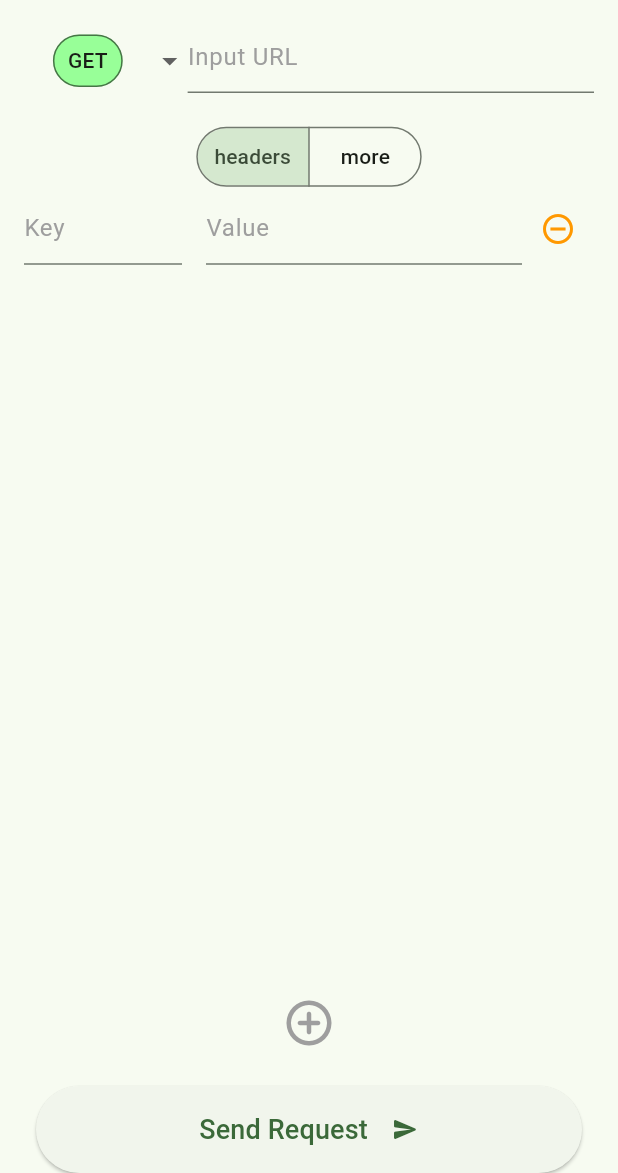
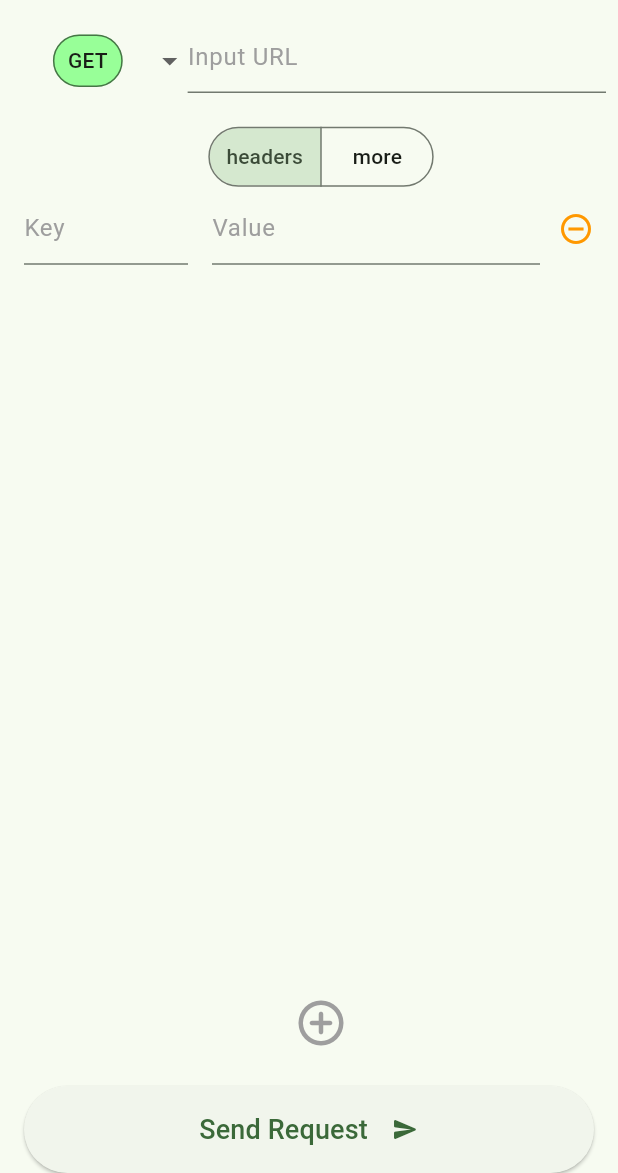
Before and after one commit to DaehunGwak/flutter-toys, a Flutter app: the screen it shows after launch, on a phone screen of 412 x 824 dp, the part 63-1236 px from its top. Run offline on Flutter 3.47's test engine with Material 3 defaults, Android fonts, the phone set to English and light mode, and no system bars; our stand-ins replace dio; missing offline and left inert: flutter_gemma.

Commit message:
api-test: feat: request page 간격 수정

```diff
--- a/api_tester/lib/features/request/view/layout/method_url_layout.dart
+++ b/api_tester/lib/features/request/view/layout/method_url_layout.dart
@@ -18,7 +18,9 @@ class MethodUrlLayout extends StatelessWidget {
 
   @override
   Widget build(BuildContext context) {
-    return Row(
+    return Padding(
+      padding: const EdgeInsets.only(right: 8.0),
+      child: Row(
         crossAxisAlignment: CrossAxisAlignment.start,
         children: [
           Padding(
@@ -32,6 +34,7 @@ class MethodUrlLayout extends StatelessWidget {
             child: UrlTextField(controller: urlController),
           ),
         ],
+      ),
     );
   }
 }
--- a/api_tester/lib/features/request/view/layout/request_bottom_layout.dart
+++ b/api_tester/lib/features/request/view/layout/request_bottom_layout.dart
@@ -7,7 +7,7 @@ class RequestBottomLayout extends StatelessWidget {
   Widget build(BuildContext context) {
     return SafeArea(
       child: Container(
-        padding: const EdgeInsets.symmetric(horizontal: 24),
+        padding: const EdgeInsets.symmetric(horizontal: 16.0),
         width: double.infinity,
         child: ElevatedButton(
           onPressed: () {},
--- a/api_tester/lib/features/request/view/request_page.dart
+++ b/api_tester/lib/features/request/view/request_page.dart
@@ -41,6 +41,7 @@ class _RequestPageState extends State<RequestPage> {
   Widget build(BuildContext context) {
     return Scaffold(
       appBar: AppBar(
+        surfaceTintColor: Colors.transparent,
         title: const Text(
           'Request',
           style: TextStyle(fontWeight: FontWeight.w500),
@@ -48,7 +49,7 @@ class _RequestPageState extends State<RequestPage> {
       ),
       body: SafeArea(
         child: Padding(
-          padding: const EdgeInsets.symmetric(horizontal: 16.0),
+          padding: const EdgeInsets.only(left: 16.0),
           child: Column(
             children: [
               MethodUrlLayout(
@@ -78,7 +79,8 @@ class _RequestPageState extends State<RequestPage> {
                     _headerKeyControllers.removeAt(index);
                     _headerValueControllers.removeAt(index);
                     setState(() {});
-                    }),
+                  },
+                ),
               ),
             ],
           ),
--- a/api_tester/lib/features/request/view/widget/header_add_button.dart
+++ b/api_tester/lib/features/request/view/widget/header_add_button.dart
@@ -10,17 +10,17 @@ class HeaderAddButton extends StatelessWidget {
 
   @override
   Widget build(BuildContext context) {
-    return IconButton(
-      padding: const EdgeInsets.symmetric(
-        horizontal: 128.0,
-        vertical: 8.0,
+    return SizedBox(
+      width: double.infinity,
+      child: IconButton(
+        padding: const EdgeInsets.symmetric(vertical: 8.0),
+        icon: const Icon(
+          Icons.add_circle_outline_rounded,
+          color: Colors.grey,
+        ),
+        iconSize: 36.0,
+        onPressed: onPressed,
       ),
-      icon: const Icon(
-        Icons.add_circle_outline_rounded,
-        color: Colors.grey,
-      ),
-      iconSize: 36.0,
-      onPressed: onPressed,
     );
   }
 }
--- a/api_tester/lib/features/request/view/widget/header_input_list_view.dart
+++ b/api_tester/lib/features/request/view/widget/header_input_list_view.dart
@@ -14,7 +14,10 @@ class HeaderInputsListView extends StatelessWidget {
 
   @override
   Widget build(BuildContext context) {
-    return ListView.separated(
+    return Scrollbar(
+      thumbVisibility: true,
+      interactive: true,
+      child: ListView.separated(
         itemCount: keyControllers.length,
         itemBuilder: (_, index) => Row(
           crossAxisAlignment: CrossAxisAlignment.end,
@@ -23,6 +26,7 @@ class HeaderInputsListView extends StatelessWidget {
               flex: 1,
               child: TextField(
                 controller: keyControllers[index],
+                keyboardType: TextInputType.text,
                 maxLines: null,
                 decoration: const InputDecoration(
                   hintStyle: TextStyle(color: Colors.grey),
@@ -35,6 +39,7 @@ class HeaderInputsListView extends StatelessWidget {
               flex: 2,
               child: TextField(
                 controller: valueControllers[index],
+                keyboardType: TextInputType.text,
                 maxLines: null,
                 decoration: const InputDecoration(
                   hintStyle: TextStyle(color: Colors.grey),
@@ -46,10 +51,12 @@ class HeaderInputsListView extends StatelessWidget {
               color: Colors.orange,
               icon: const Icon(Icons.remove_circle_outline_outlined),
               onPressed: () => onRemovePressed(index),
-          )
+            ),
+            const SizedBox(width: 4.0),
           ],
         ),
         separatorBuilder: (_, __) => const SizedBox(height: 12.0),
+      ),
     );
   }
 }
--- a/api_tester/lib/features/request/view/widget/url_text_field.dart
+++ b/api_tester/lib/features/request/view/widget/url_text_field.dart
@@ -12,6 +12,7 @@ class UrlTextField extends StatelessWidget {
   Widget build(BuildContext context) {
     return TextField(
       controller: controller,
+      keyboardType: TextInputType.url,
       maxLines: null,
       decoration: const InputDecoration(
         hintText: 'Input URL',
```
Lines whose indentation alone changed are shown as unchanged.
